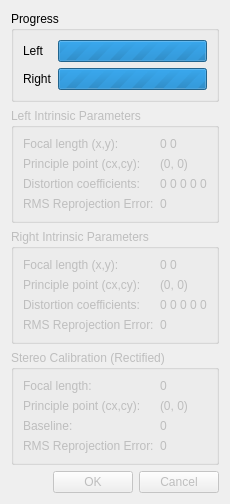
The window that src/calibrateconfirmdialog.ui (i3drobotics/stereo-vision-toolkit) describes before a commit, drawn with Qt 5.
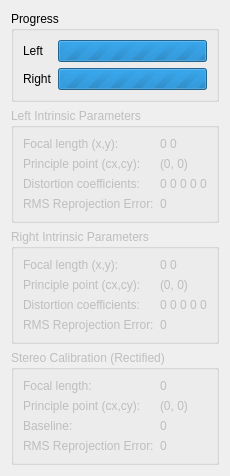
The same window after the commit.

```diff
--- a/src/calibrateconfirmdialog.ui
+++ b/src/calibrateconfirmdialog.ui
@@ -271,19 +271,6 @@
      </layout>
     </widget>
    </item>
-   <item>
-    <widget class="QDialogButtonBox" name="buttonBox">
-     <property name="enabled">
-      <bool>false</bool>
-     </property>
-     <property name="orientation">
-      <enum>Qt::Horizontal</enum>
-     </property>
-     <property name="standardButtons">
-      <set>QDialogButtonBox::Cancel|QDialogButtonBox::Ok</set>
-     </property>
-    </widget>
-   </item>
   </layout>
  </widget>
  <resources/>
```
Left out of the diff: 35 changed lines with no effect on the pictures.
